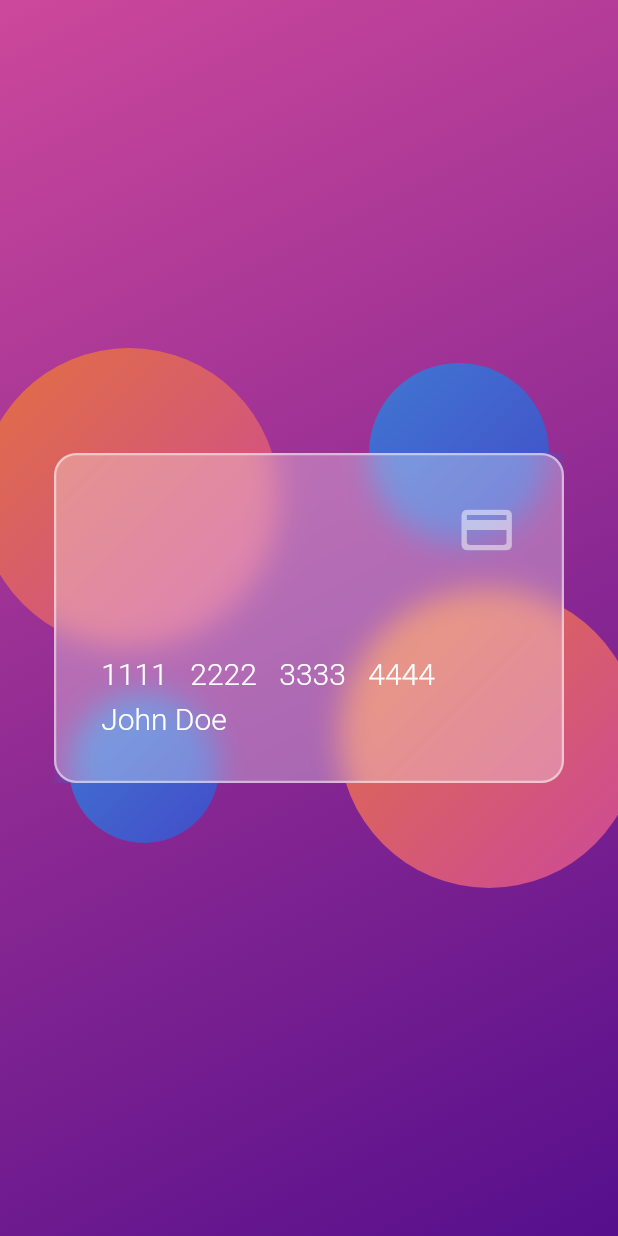
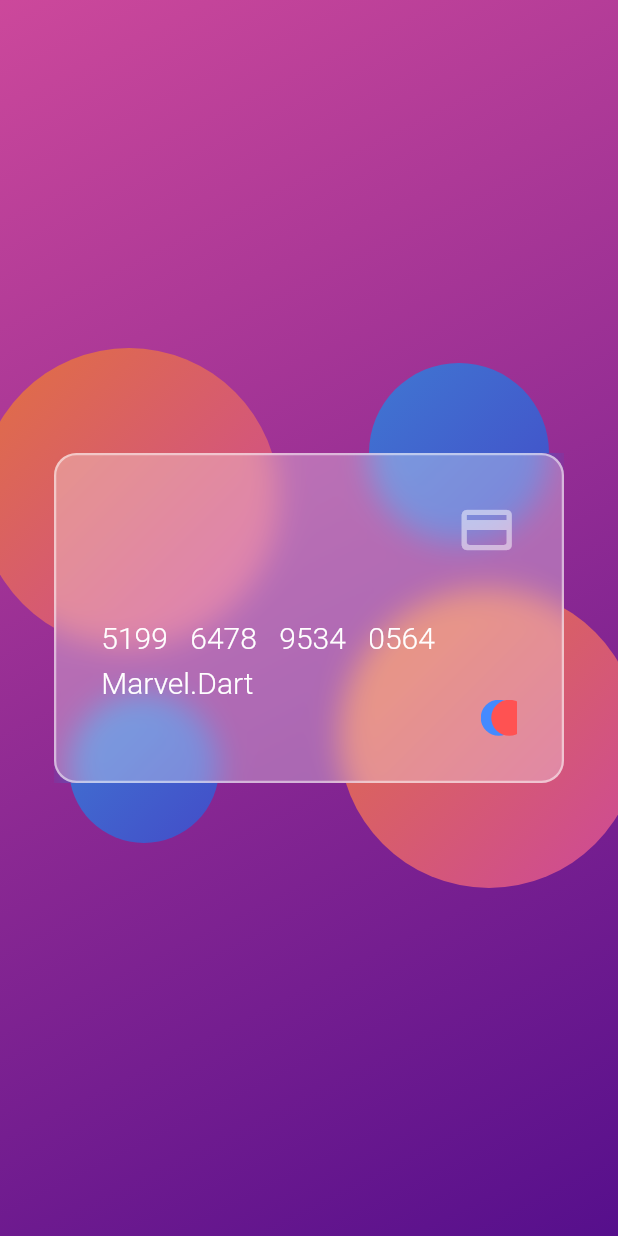
Before and after one commit to henryadebayo/glass_morphisim, a Flutter app: the screen it shows after launch, on a phone screen of 412 x 824 dp. Run offline on Flutter 3.47's test engine with Material 2 defaults, Android fonts, the phone set to English and light mode, and no system bars.

```diff
--- a/lib/credit_card.dart
+++ b/lib/credit_card.dart
@@ -32,17 +32,47 @@ class CreditCard extends StatelessWidget {
                 children: [
                   Row(
                     children: const [
-                      Text('1111', style: TextStyles.cardTextStyle),
+                      Text('5199', style: TextStyles.cardTextStyle),
                       SizedBox(width: 15),
-                      Text('2222', style: TextStyles.cardTextStyle),
+                      Text('6478', style: TextStyles.cardTextStyle),
                       SizedBox(width: 15),
-                      Text('3333', style: TextStyles.cardTextStyle),
+                      Text('9534', style: TextStyles.cardTextStyle),
                       SizedBox(width: 15),
-                      Text('4444', style: TextStyles.cardTextStyle),
+                      Text('0564', style: TextStyles.cardTextStyle),
                     ],
                   ),
                   const SizedBox(height: 7),
-                  const Text('John Doe', style: TextStyles.cardTextStyle),
+                  const Text('Marvel.Dart', style: TextStyles.cardTextStyle),
+                  Row(
+                    mainAxisAlignment: MainAxisAlignment.end,
+                    children: [
+                      Stack(
+                        overflow: Overflow.clip,
+                        //clipBehavior: Clip.hardEdge,
+                        children: [
+                        Container(
+                          height: 24,
+                          width:24,
+                          decoration: BoxDecoration(
+                              shape: BoxShape.circle,
+                              color: Colors.blueAccent
+                          ),
+                        ),
+                        Positioned(
+                          left: 7,
+                          child: Container(
+                            height: 24,
+                            width:24,
+                            decoration: BoxDecoration(
+                                shape: BoxShape.circle,
+                                color: Colors.redAccent
+                            ),
+                          ),
+                        ),
+                      ],
+                      ),
+                    ],
+                  ),
                 ],
               )
             ],
```
